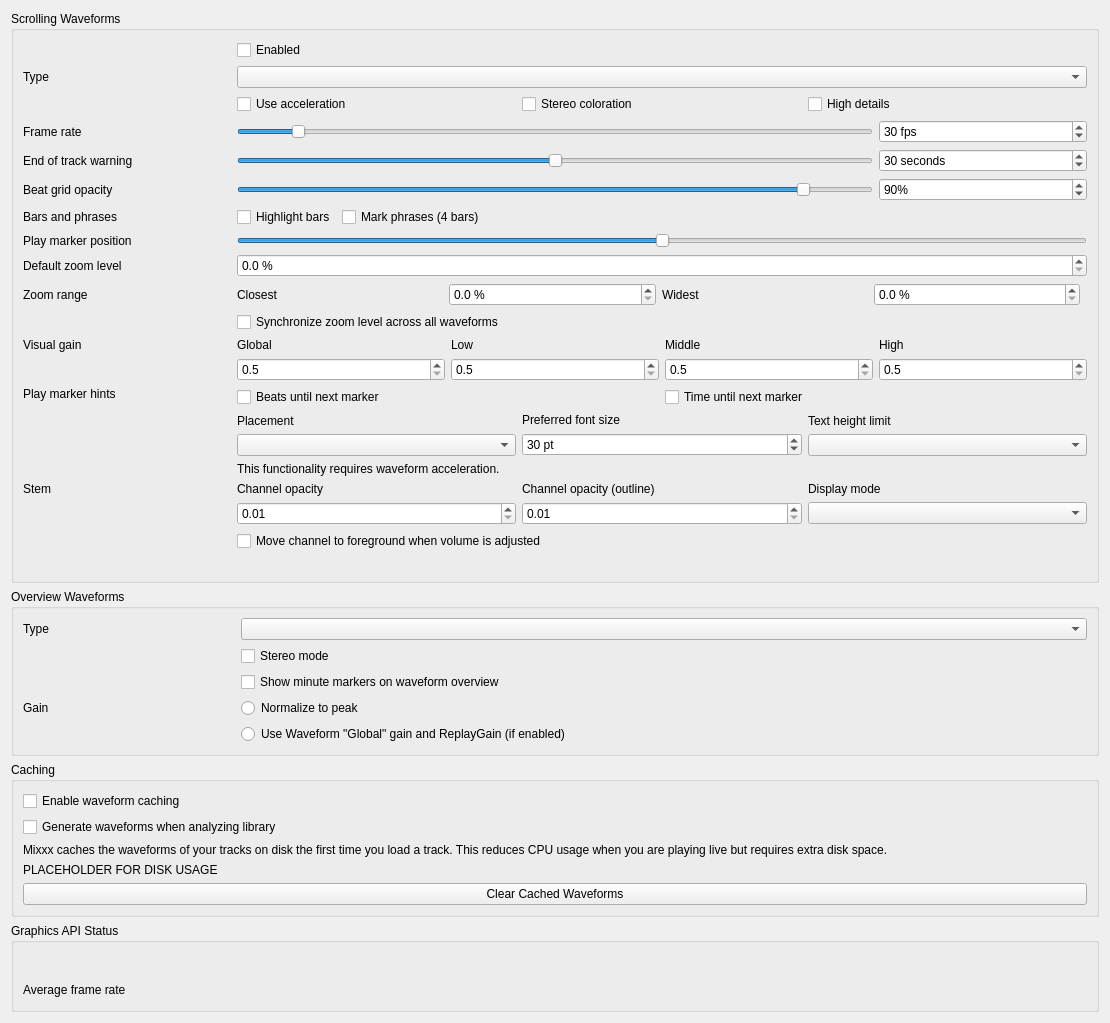
Before: the Qt Designer form src/preferences/dialog/dlgprefwaveformdlg.ui in spironoo/mixxx, drawn with Qt 5.
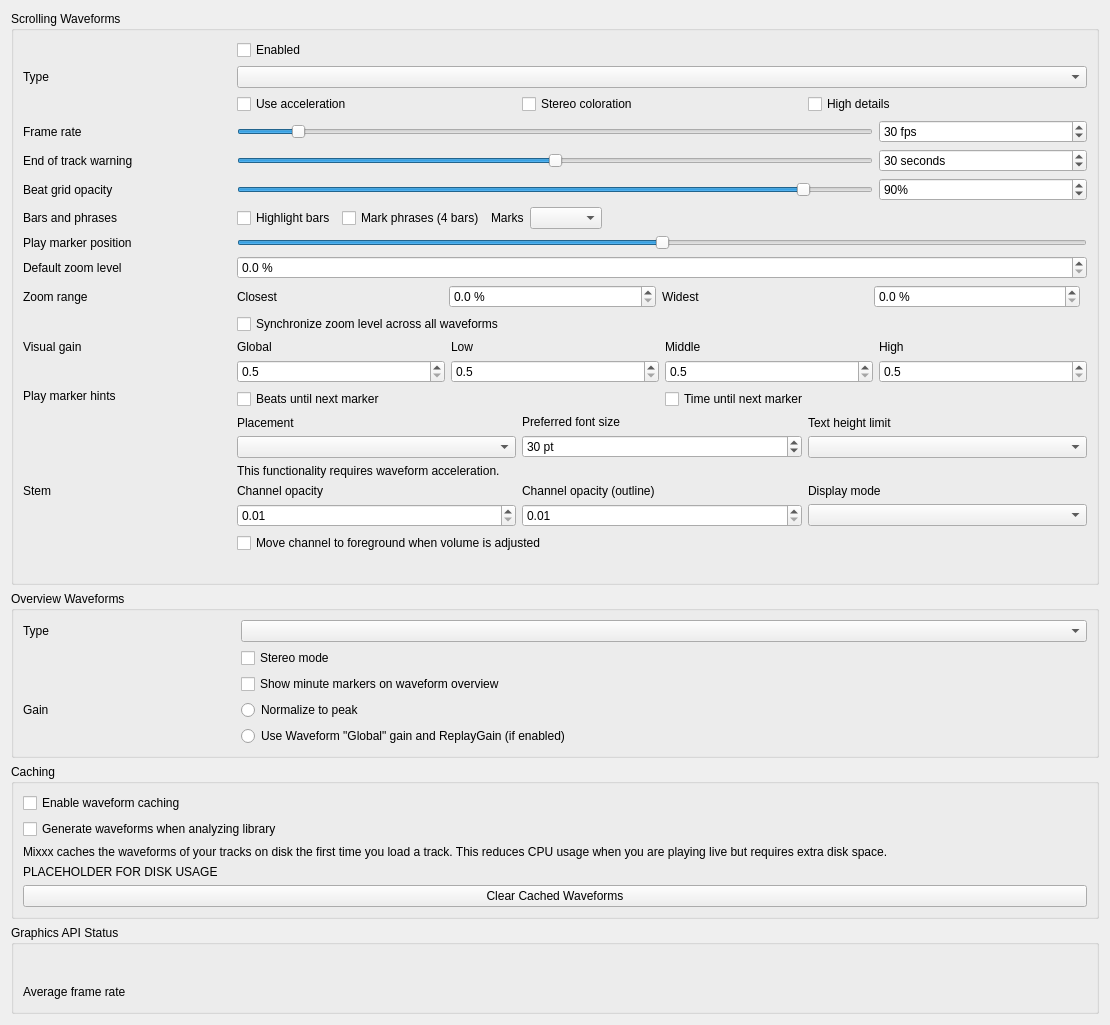
After: the same form once the commit is applied.

Commit message: Add an option to draw bar and phrase marks as triangles

Diff of the .ui file:
```diff
--- a/src/preferences/dialog/dlgprefwaveformdlg.ui
+++ b/src/preferences/dialog/dlgprefwaveformdlg.ui
@@ -284,6 +284,23 @@
          </property>
         </widget>
        </item>
+       <item>
+        <widget class="QLabel" name="barMarkerShapeLabel">
+         <property name="text">
+          <string extracomment="Shape of the bar and phrase marks">Marks</string>
+         </property>
+         <property name="buddy">
+          <cstring>barMarkerShapeComboBox</cstring>
+         </property>
+        </widget>
+       </item>
+       <item>
+        <widget class="QComboBox" name="barMarkerShapeComboBox">
+         <property name="toolTip">
+          <string>Shape of the marks at the edges of the waveform. Triangles are easier to see.</string>
+         </property>
+        </widget>
+       </item>
        <item>
         <spacer name="bar_marker_options_spacer">
          <property name="orientation">
```
Left out of the diff: 1 changed line with no effect on the pictures. The commit also changes 10 other files.
